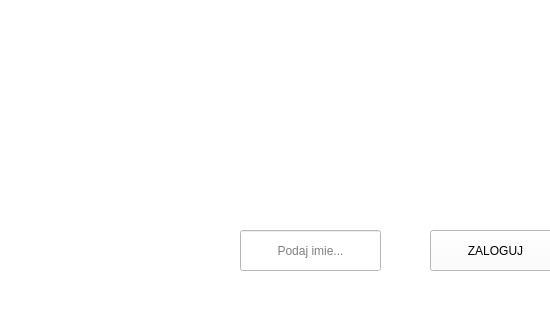
lukasz-staniszewski/training-calendar, file mainwindow.ui: the form before one commit; both pictures show x 0 to 550 and y 280 to 600 of the 820 by 600 pixel window.
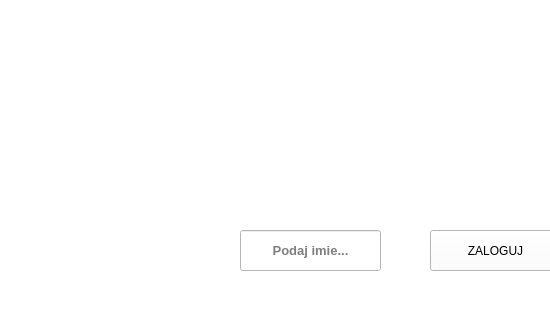
The form after the commit. Icons and pictures are not drawn.

Diff of the .ui file:
```diff
--- a/mainwindow.ui
+++ b/mainwindow.ui
@@ -354,6 +354,14 @@
       <height>41</height>
      </rect>
     </property>
+    <property name="font">
+     <font>
+      <family>Arial</family>
+      <pointsize>10</pointsize>
+      <weight>75</weight>
+      <bold>true</bold>
+     </font>
+    </property>
     <property name="maxLength">
      <number>10</number>
     </property>
```
